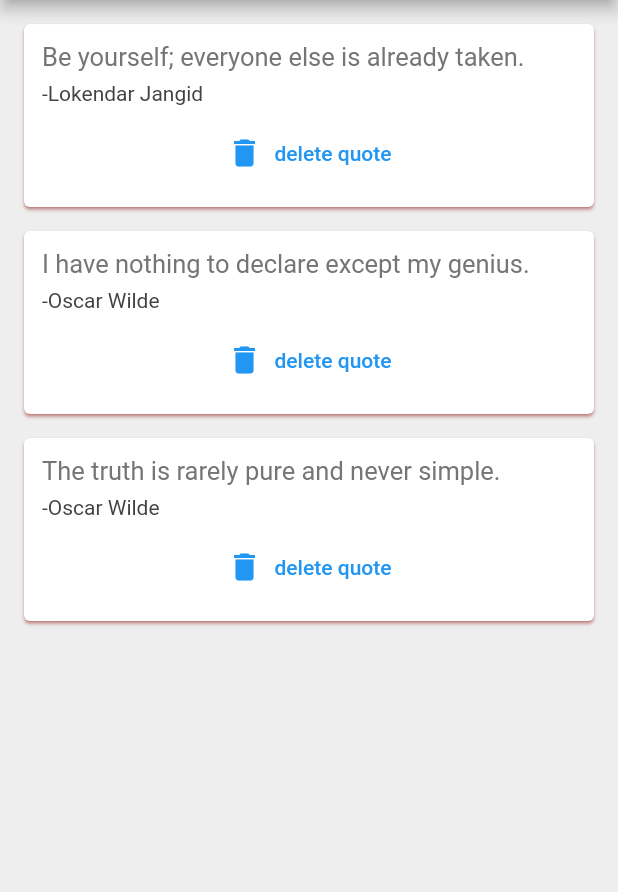
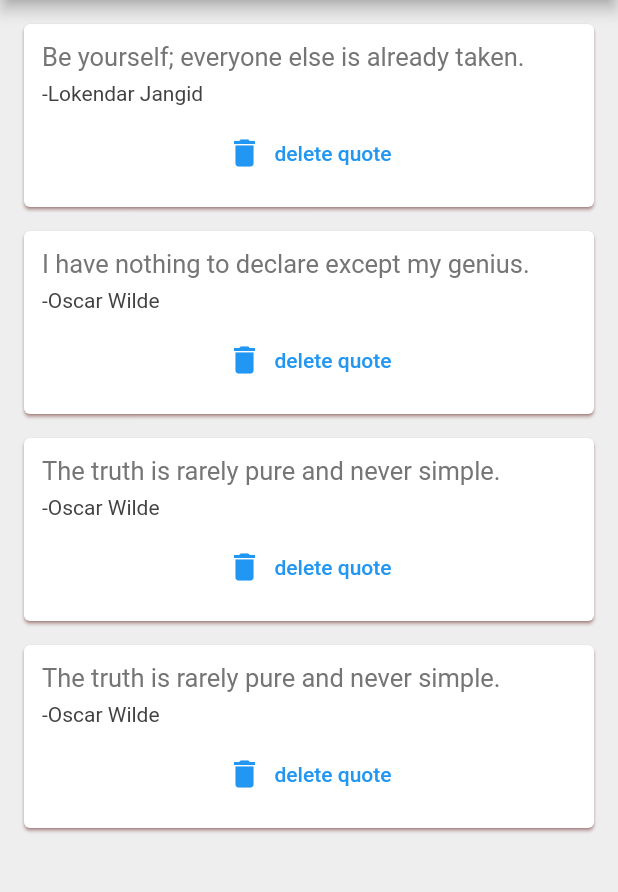
Before and after one commit to lokendarjangid/quotes, a Flutter app: the screen it shows after launch, on a phone screen of 412 x 824 dp, the part 84-976 px from its top. Run offline on Flutter 3.47's test engine with Material 2 defaults, Android fonts, the phone set to English and light mode, and no system bars.

Commit message:
added new quote

```diff
--- a/lib/main.dart
+++ b/lib/main.dart
@@ -26,6 +26,9 @@ class _QuoteListState extends State<QuoteList> {
     Quote(
         author: 'Oscar Wilde',
         text: 'The truth is rarely pure and never simple.'),
+    Quote(
+        author: 'Oscar Wilde',
+        text: 'The truth is rarely pure and never simple.'),
   ];
 
   @override
--- a/lib/quote_card.dart
+++ b/lib/quote_card.dart
@@ -1,5 +1,4 @@
 import 'package:flutter/material.dart';
-import 'package:flutter/services.dart';
 import 'quote.dart';
 
 class QuoteCard extends StatelessWidget {
@@ -11,7 +10,7 @@ class QuoteCard extends StatelessWidget {
   Widget build(BuildContext context) {
     return Card(
       margin: const EdgeInsets.fromLTRB(16.0, 16.0, 16.0, 0.0),
-      shadowColor: Color.fromARGB(255, 226, 17, 17),
+      shadowColor: Color.fromARGB(255, 156, 32, 32),
       child: Padding(
         padding: const EdgeInsets.all(12.0),
         child: Column(
```
